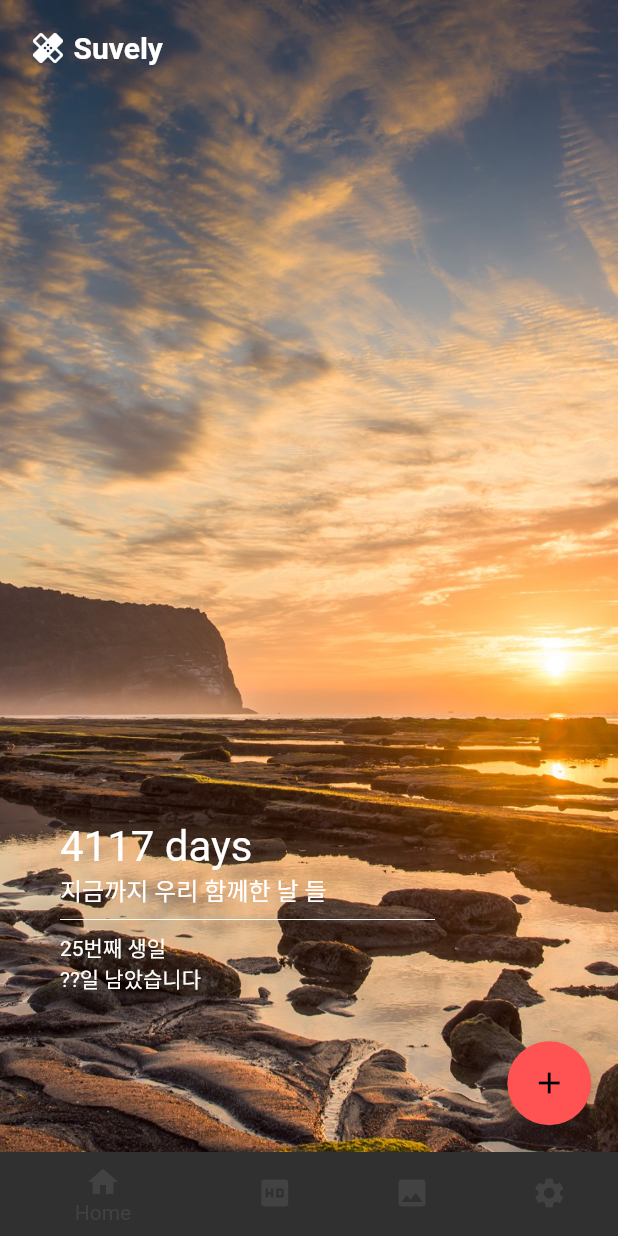
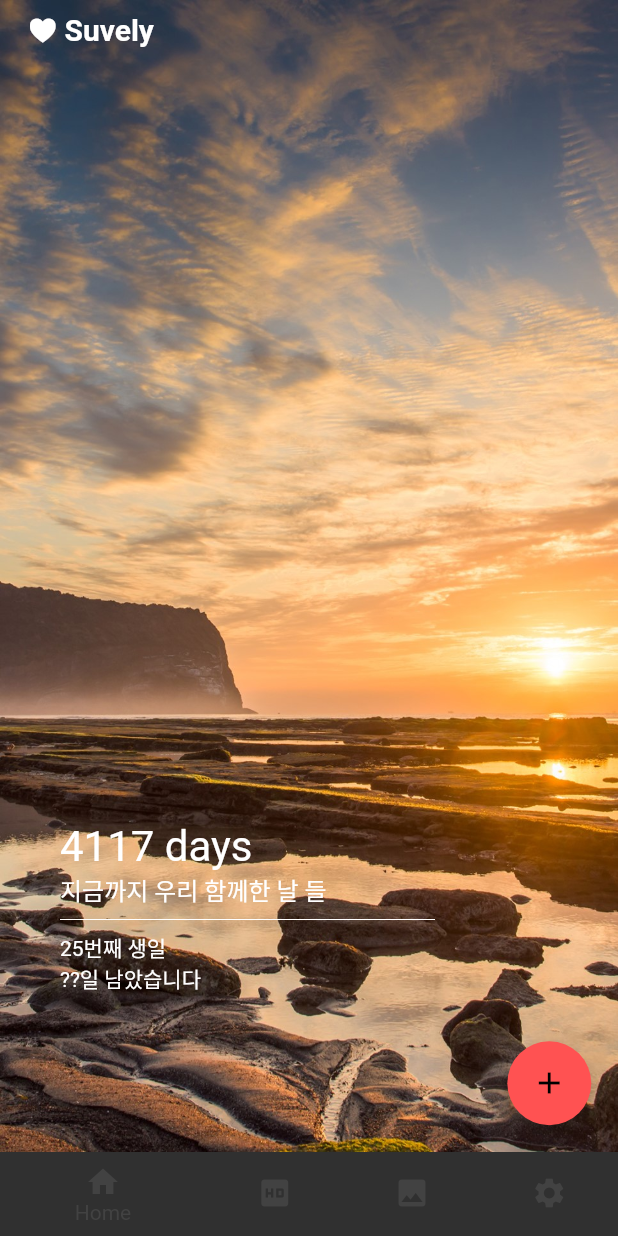
Before and after one commit to Duck528/FridayMorning, a Flutter app: the screen it shows after launch, on a phone screen of 412 x 824 dp. Run offline on Flutter 3.47's test engine with Material 2 defaults, Android fonts, the phone set to English and light mode, and no system bars.

Commit message:
Heart 아이콘 추가 및 적용

```diff
--- a/lib/Home/home.dart
+++ b/lib/Home/home.dart
@@ -1,4 +1,5 @@
 import 'package:flutter/material.dart';
+import 'package:friday_morning/presentation/heart_icons.dart';
 
 class HomePage extends StatelessWidget {
   @override
@@ -43,15 +44,18 @@ class HomePage extends StatelessWidget {
     return SafeArea(
       child: Align(
         alignment: AlignmentDirectional.topStart,
-        child: Padding(
-            padding: EdgeInsets.fromLTRB(20, 20, 0, 0),
-            child: Row(
-                crossAxisAlignment: CrossAxisAlignment.start,
-                children: <Widget>[
-                  Icon(Icons.healing),
-                  _spacing(5.0),
-                  configureBoldText('Suvely'),
-                ])),
+        child: Container(
+          height: 40,
+          padding: EdgeInsets.fromLTRB(20, 0, 0, 0),
+          child: Row(
+            crossAxisAlignment: CrossAxisAlignment.center,
+            children: <Widget>[
+              Icon(Heart.heart, size: 16),
+              _spacing(7.0),
+              configureBoldText('Suvely'),
+            ],
+          ),
+        ),
       ),
     );
   }
--- /dev/null
+++ b/lib/presentation/heart_icons.dart
@@ -0,0 +1,28 @@
+/// Flutter icons Heart
+/// Copyright (C) 2019 by original authors @ fluttericon.com, fontello.com
+/// This font was generated by FlutterIcon.com, which is derived from Fontello.
+///
+/// To use this font, place it in your fonts/ directory and include the
+/// following in your pubspec.yaml
+///
+/// flutter:
+///   fonts:
+// /    - family:  Heart
+// /      fonts:
+// /       - asset: fonts/Heart.ttf
+///
+///
+/// * Web Symbols, Copyright (c) 2011 by Just Be Nice studio. All rights reserved.
+///         Author:    Just Be Nice studio
+///         License:   SIL (http://scripts.sil.org/OFL)
+///         Homepage:  http://www.justbenicestudio.com/
+///
+import 'package:flutter/widgets.dart';
+
+class Heart {
+  Heart._();
+
+  static const _kFontFam = 'Heart';
+
+  static const IconData heart = const IconData(0xe800, fontFamily: _kFontFam);
+}
```
Also changed, not shown: pubspec.yaml (+5 -2 lines), icons/Heart.ttf (added).
